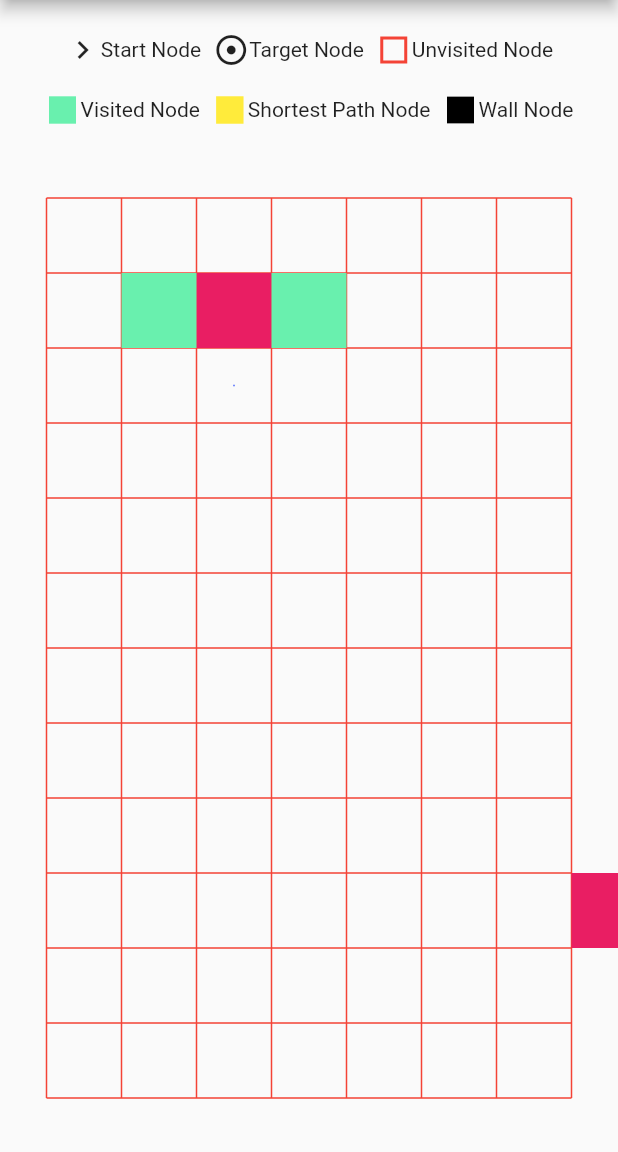
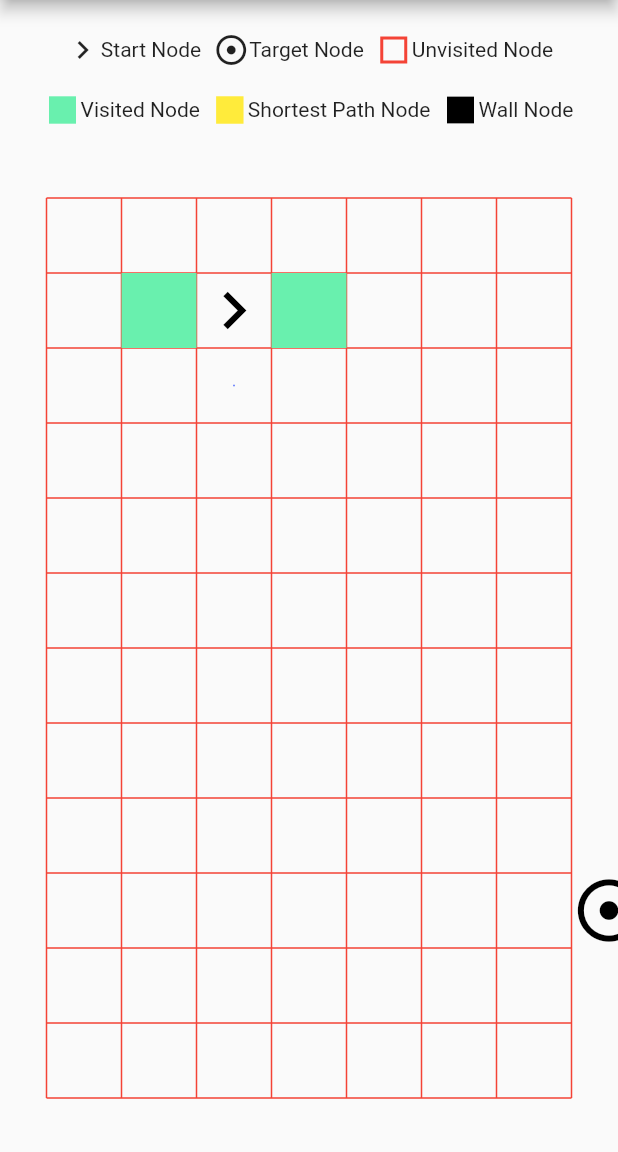
Before and after one commit to nowhh01/pathfinding-visualizer, a Flutter app: the screen it shows after launch, after a tap on "Algorithms", after a tap on "Breadth-First Search", after a tap on "Start", on a phone screen of 412 x 824 dp, the part 84-1236 px from its top. Run offline on Flutter 3.47's test engine with Material 2 defaults, Android fonts, the phone set to English and light mode, and no system bars; generated files the repository leaves out were written again.

Commit message:
replace with icon blocks

```diff
--- a/lib/src/pathfinding/pathfinding_view.dart
+++ b/lib/src/pathfinding/pathfinding_view.dart
@@ -331,7 +331,8 @@ class _PathfindingViewState extends State<PathfindingView> {
                               children: [
                                 BlockPaint(
                                   size: const Size(_boxSize, _boxSize),
-                                  color: Colors.pink,
+                                  // color: Colors.pink,
+                                  icon: Icons.chevron_right,
                                   offset: _getOffset(
                                       startingPosition.$1,
                                       startingPosition.$2,
@@ -343,7 +344,8 @@ class _PathfindingViewState extends State<PathfindingView> {
                                 ...animatedBlocks,
                                 BlockPaint(
                                   size: const Size(_boxSize, _boxSize),
-                                  color: Colors.pink,
+                                  // color: Colors.pink,
+                                  icon: Icons.adjust,
                                   offset: _getOffset(
                                       endingPosition.$1,
                                       endingPosition.$2,
@@ -529,7 +531,7 @@ class AnimatedBlock1 extends AnimatedWidget {
     return BlockPaint(
       size: size,
       sizeForSubtraction: sizeForSubtraction,
-      color: color.value,
+      color: color.value!,
       offset: offset,
       offsetForAddition: offsetForAddition,
     );
@@ -541,16 +543,18 @@ class BlockPaint extends StatelessWidget {
     super.key,
     required this.size,
     required this.offset,
-    this.color,
+    this.color = Colors.black,
+    this.icon,
     this.sizeForSubtraction = Size.zero,
     this.offsetForAddition = Offset.zero,
   });
 
   final Size size;
   final Size sizeForSubtraction;
-  final Color? color;
+  final Color color;
   final Offset offset;
   final Offset offsetForAddition;
+  final IconData? icon;
 
   @override
   Widget build(BuildContext context) {
@@ -561,7 +565,7 @@ class BlockPaint extends StatelessWidget {
           color,
           offset.dx + offsetForAddition.dx,
           offset.dy + offsetForAddition.dy,
-      ),
+          icon),
     );
   }
 }
@@ -569,22 +573,33 @@ class BlockPaint extends StatelessWidget {
 class BlockPainter extends CustomPainter {
   final double width;
   final double height;
-  final Color? color;
+  final Color color;
   final double xPos;
   final double yPos;
+  final IconData? icon;
 
-  BlockPainter(this.width, this.height, this.color, this.xPos, this.yPos);
+  BlockPainter(this.width, this.height, this.color, this.xPos, this.yPos,
+      [this.icon]);
 
   @override
   void paint(Canvas canvas, Size size) {
+    if (icon != null) {
+      final textPainter = TextPainter(textDirection: TextDirection.rtl);
+      textPainter.text = TextSpan(
+          text: String.fromCharCode(icon!.codePoint),
+          style: TextStyle(
+              fontSize: width, fontFamily: icon!.fontFamily, color: color));
+      textPainter.layout();
+      textPainter.paint(canvas, Offset(xPos, yPos));
+    } else {
       final paint = Paint()
         ..strokeWidth = 5
-      ..color = color ?? Colors.indigoAccent
+        ..color = color
         ..style = PaintingStyle.fill;
+      final square = Rect.fromLTWH(xPos, yPos, width, height);
 
-    final square2 = Rect.fromLTWH(xPos, yPos, width, height);
-
-    canvas.drawRect(square2, paint);
+      canvas.drawRect(square, paint);
+    }
   }
 
   @override
```
Lines whose indentation alone changed are shown as unchanged.
